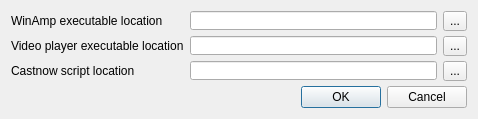
Before: the Qt Designer form SettingsDialog.ui in FelixdelasPozas/Now-Play, drawn with Qt 5.
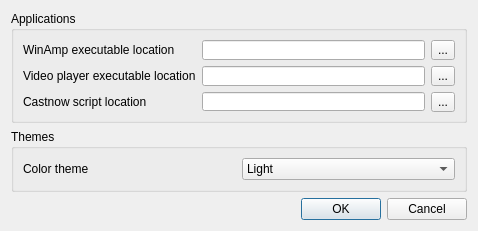
After: the same form once the commit is applied. Icons and pictures are not drawn.

Commit message: Added a dark GUI theme.

Patch:
```diff
--- a/SettingsDialog.ui
+++ b/SettingsDialog.ui
@@ -10,19 +10,19 @@
     <x>0</x>
     <y>0</y>
     <width>478</width>
-    <height>119</height>
+    <height>231</height>
    </rect>
   </property>
   <property name="minimumSize">
    <size>
     <width>478</width>
-    <height>119</height>
+    <height>231</height>
    </size>
   </property>
   <property name="maximumSize">
    <size>
     <width>478</width>
-    <height>121</height>
+    <height>231</height>
    </size>
   </property>
   <property name="windowTitle">
@@ -35,9 +35,15 @@
   <property name="modal">
    <bool>true</bool>
   </property>
-  <layout class="QVBoxLayout" name="verticalLayout">
+  <layout class="QVBoxLayout" name="verticalLayout" stretch="1,0,0">
    <item>
-    <layout class="QGridLayout" name="gridLayout_2">
+    <widget class="QGroupBox" name="groupBox">
+     <property name="title">
+      <string>Applications</string>
+     </property>
+     <layout class="QVBoxLayout" name="verticalLayout_2">
+      <item>
+       <layout class="QGridLayout" name="gridLayout_2" columnstretch="0,1,0">
      <item row="0" column="0">
       <widget class="QLabel" name="label">
        <property name="text">
@@ -150,6 +156,39 @@
       </widget>
      </item>
     </layout>
+      </item>
+     </layout>
+    </widget>
+   </item>
+   <item>
+    <widget class="QGroupBox" name="groupBox_2">
+     <property name="title">
+      <string>Themes</string>
+     </property>
+     <layout class="QHBoxLayout" name="horizontalLayout">
+      <item>
+       <widget class="QLabel" name="label_4">
+        <property name="text">
+         <string>Color theme</string>
+        </property>
+       </widget>
+      </item>
+      <item>
+       <widget class="QComboBox" name="m_themeCombo">
+        <item>
+         <property name="text">
+          <string>Light</string>
+         </property>
+        </item>
+        <item>
+         <property name="text">
+          <string>Dark</string>
+         </property>
+        </item>
+       </widget>
+      </item>
+     </layout>
+    </widget>
    </item>
    <item>
     <widget class="QDialogButtonBox" name="buttonBox">
```
Lines whose indentation alone changed are shown as unchanged. The commit also changes 217 other files.
